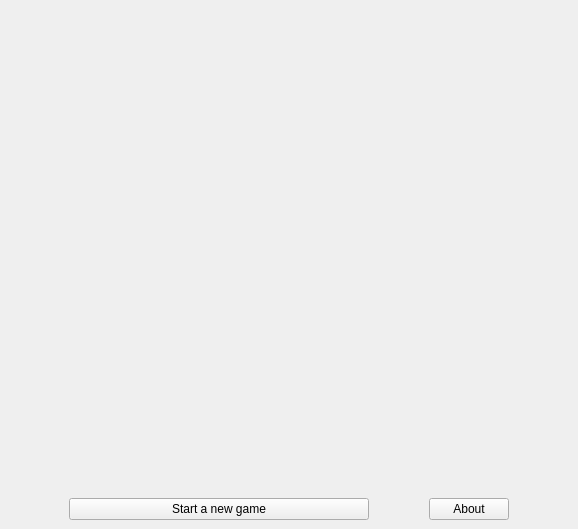
First picture: the form in welcome.ui, repository damdorsz/Chinczyk---LudoGame, before the edit.
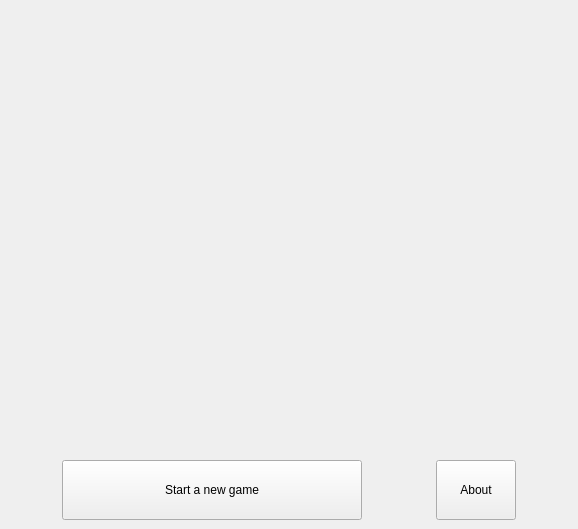
Second picture: the form after the edit.

Patch:
```diff
--- a/welcome.ui
+++ b/welcome.ui
@@ -18,8 +18,8 @@
   </property>
   <property name="minimumSize">
    <size>
-    <width>0</width>
-    <height>0</height>
+    <width>500</width>
+    <height>500</height>
    </size>
   </property>
   <property name="windowTitle">
@@ -58,22 +58,6 @@
       </property>
      </widget>
     </item>
-    <item>
-     <spacer name="verticalSpacer_2">
-      <property name="orientation">
-       <enum>Qt::Vertical</enum>
-      </property>
-      <property name="sizeType">
-       <enum>QSizePolicy::Preferred</enum>
-      </property>
-      <property name="sizeHint" stdset="0">
-       <size>
-        <width>20</width>
-        <height>40</height>
-       </size>
-      </property>
-     </spacer>
-    </item>
     <item>
      <spacer name="verticalSpacer">
       <property name="orientation">
@@ -133,6 +117,19 @@
         </property>
        </widget>
       </item>
+      <item>
+       <spacer name="verticalSpacer_2">
+        <property name="orientation">
+         <enum>Qt::Vertical</enum>
+        </property>
+        <property name="sizeHint" stdset="0">
+         <size>
+          <width>20</width>
+          <height>60</height>
+         </size>
+        </property>
+       </spacer>
+      </item>
       <item>
        <spacer name="horizontalSpacer_3">
         <property name="orientation">
```
